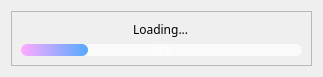
Old version of the form Dialog/Progress/progressBar.ui in the repository hohuy852/rename.
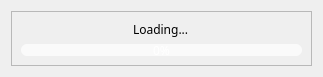
New version of the form.

The edit to the form file:
```diff
--- a/Dialog/Progress/progressBar.ui
+++ b/Dialog/Progress/progressBar.ui
@@ -7,7 +7,7 @@
     <x>0</x>
     <y>0</y>
     <width>323</width>
-    <height>72</height>
+    <height>73</height>
    </rect>
   </property>
   <property name="windowTitle">
@@ -57,7 +57,7 @@
 }</string>
         </property>
         <property name="value">
-         <number>24</number>
+         <number>0</number>
         </property>
        </widget>
       </item>
```
